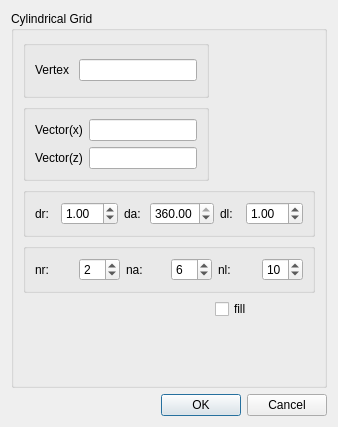
SalomePlatform/hexablock, file src/HEXABLOCKGUI/MakeCylindrical_QTD.ui: the form before one commit.
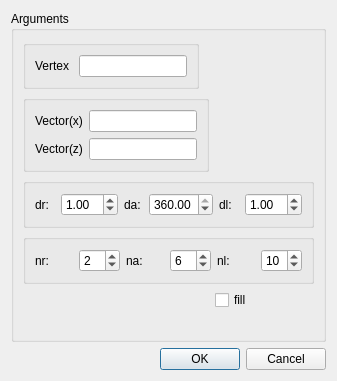
The form after the commit.

Diff of the .ui file:
```diff
--- a/src/HEXABLOCKGUI/MakeCylindrical_QTD.ui
+++ b/src/HEXABLOCKGUI/MakeCylindrical_QTD.ui
@@ -6,8 +6,8 @@
    <rect>
     <x>0</x>
     <y>0</y>
-    <width>338</width>
-    <height>427</height>
+    <width>337</width>
+    <height>381</height>
    </rect>
   </property>
   <property name="windowTitle">
@@ -17,10 +17,10 @@
    <item>
     <widget class="QGroupBox" name="groupBox">
      <property name="title">
-      <string>Cylindrical Grid</string>
+      <string>Arguments</string>
      </property>
-     <layout class="QGridLayout" name="gridLayout">
-      <item row="0" column="0" colspan="2">
+     <layout class="QFormLayout" name="formLayout">
+      <item row="0" column="0">
        <widget class="QGroupBox" name="groupBox_4">
         <property name="title">
          <string/>
@@ -50,20 +50,7 @@
         </layout>
        </widget>
       </item>
-      <item row="0" column="2">
-       <spacer name="horizontalSpacer">
-        <property name="orientation">
-         <enum>Qt::Horizontal</enum>
-        </property>
-        <property name="sizeHint" stdset="0">
-         <size>
-          <width>100</width>
-          <height>58</height>
-         </size>
-        </property>
-       </spacer>
-      </item>
-      <item row="1" column="0" colspan="2">
+      <item row="1" column="0">
        <widget class="QGroupBox" name="groupBox_3">
         <property name="title">
          <string/>
@@ -114,20 +101,7 @@
         </layout>
        </widget>
       </item>
-      <item row="1" column="2">
-       <spacer name="horizontalSpacer_2">
-        <property name="orientation">
-         <enum>Qt::Horizontal</enum>
-        </property>
-        <property name="sizeHint" stdset="0">
-         <size>
-          <width>100</width>
-          <height>48</height>
-         </size>
-        </property>
-       </spacer>
-      </item>
-      <item row="2" column="0" colspan="3">
+      <item row="2" column="0" colspan="2">
        <widget class="QGroupBox" name="groupBox_2">
         <property name="title">
          <string/>
@@ -184,7 +158,7 @@
         </layout>
        </widget>
       </item>
-      <item row="3" column="0" colspan="3">
+      <item row="3" column="0" colspan="2">
        <widget class="QGroupBox" name="groupBox_5">
         <property name="title">
          <string/>
@@ -235,39 +209,13 @@
         </layout>
        </widget>
       </item>
-      <item row="4" column="0">
-       <spacer name="horizontalSpacer_3">
-        <property name="orientation">
-         <enum>Qt::Horizontal</enum>
-        </property>
-        <property name="sizeHint" stdset="0">
-         <size>
-          <width>152</width>
-          <height>20</height>
-         </size>
-        </property>
-       </spacer>
-      </item>
-      <item row="4" column="2">
+      <item row="4" column="1">
        <widget class="QCheckBox" name="fill_cb">
         <property name="text">
          <string>fill</string>
         </property>
        </widget>
       </item>
-      <item row="5" column="1">
-       <spacer name="verticalSpacer">
-        <property name="orientation">
-         <enum>Qt::Vertical</enum>
-        </property>
-        <property name="sizeHint" stdset="0">
-         <size>
-          <width>20</width>
-          <height>38</height>
-         </size>
-        </property>
-       </spacer>
-      </item>
      </layout>
     </widget>
    </item>
```
Left out of the diff: 10 changed lines with no effect on the pictures.
